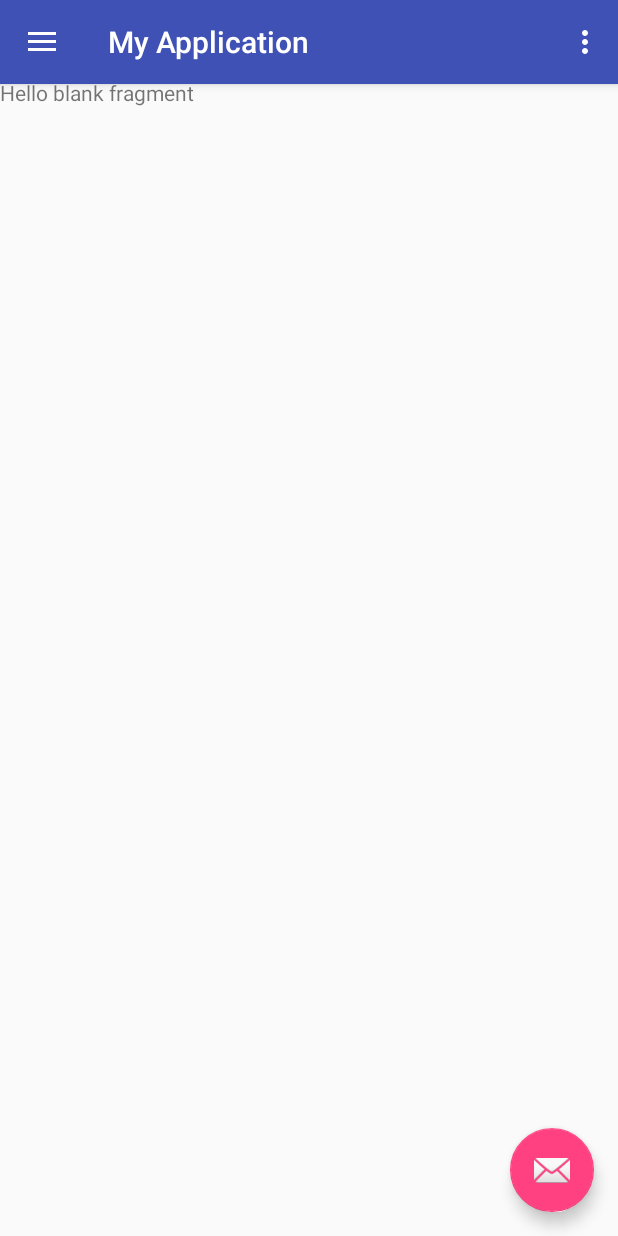
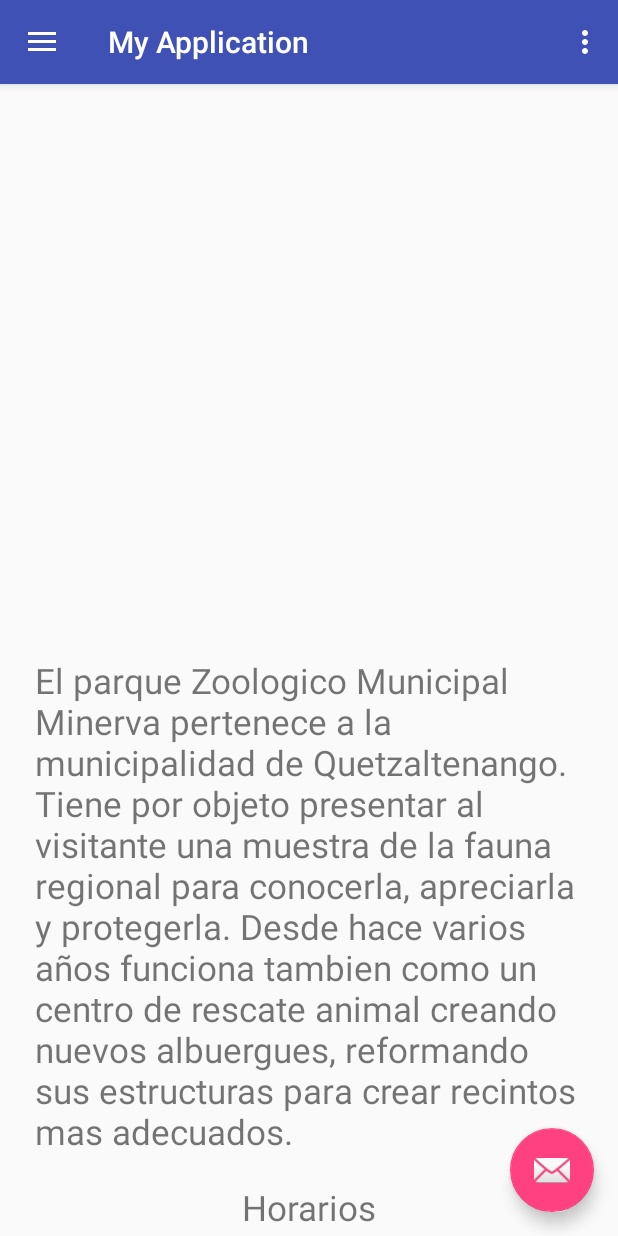
Before and after one commit to MinervaZooXela/MinervaZooXela, an Android app: the screen it shows after launch (MainActivity), on a phone screen of 412 x 824 dp. Run offline under Robolectric (Android 15) with nearby library versions, the phone set to English and light mode, and no system bars; our stand-ins replace sdp/ssp sizes.

Commit message:
Commit Eduardo

```diff
--- a/app/build.gradle
+++ b/app/build.gradle
@@ -24,6 +24,7 @@ dependencies {
     testCompile 'junit:junit:4.12'
     compile 'com.android.support:appcompat-v7:23.3.0'
     compile 'com.android.support:design:23.3.0'
+    compile 'com.intuit.sdp:sdp-android:1.0.2'
     compile 'com.android.support:support-v4:23.3.0'
     compile 'com.google.android.gms:play-services:8.3.0'
 
--- a/app/src/main/res/layout/fragment_noticias.xml
+++ b/app/src/main/res/layout/fragment_noticias.xml
@@ -5,10 +5,79 @@
     android:layout_marginTop="52dp"
     tools:context="gt.edu.intecap.minervazoo.myapplication.vista.Noticias">
 
-    <!-- TODO: Update blank fragment layout -->
-    <TextView
+    <LinearLayout
         android:layout_width="match_parent"
         android:layout_height="match_parent"
-        android:text="@string/hello_blank_fragment" />
+        android:orientation="vertical"
+        android:weightSum="2">
 
+        <LinearLayout
+            android:layout_width="match_parent"
+            android:layout_height="match_parent"
+            android:layout_weight="1">
+
+            <ViewFlipper
+                android:layout_width="match_parent"
+                android:layout_height="match_parent"
+                android:id="@+id/flipper">
+
+                <ImageView
+                    android:layout_width="match_parent"
+                    android:layout_height="match_parent" />
+                <ImageView
+                    android:layout_width="match_parent"
+                    android:layout_height="match_parent" />
+                <ImageView
+                    android:layout_width="match_parent"
+                    android:layout_height="match_parent" />
+            </ViewFlipper>
+
+        </LinearLayout>
+
+        <ScrollView
+            android:layout_width="match_parent"
+            android:layout_height="match_parent"
+            android:layout_weight="1">
+
+            <LinearLayout
+                android:layout_width="match_parent"
+                android:orientation="vertical"
+                android:layout_height="match_parent">
+
+                <TextView
+                    android:layout_width="match_parent"
+                    android:layout_height="match_parent"
+                    android:textSize="@dimen/_18sdp"
+                    android:paddingLeft="@dimen/_18sdp"
+                    android:paddingRight="@dimen/_18sdp"
+                    android:text="@string/noticias_zoologico"/>
+                <TextView
+                    android:layout_width="match_parent"
+                    android:layout_height="match_parent"
+                    android:text=""/>
+                <TextView
+                    android:layout_width="match_parent"
+                    android:layout_height="match_parent"
+                    android:textSize="@dimen/_18sdp"
+                    android:textAlignment="center"
+                    android:text="@string/horarios"/>
+                <TextView
+                    android:layout_width="match_parent"
+                    android:textAlignment="center"
+                    android:textSize="@dimen/_18sdp"
+                    android:layout_height="match_parent"
+                    android:text="@string/martes_domingo"/>
+                <TextView
+                    android:layout_width="match_parent"
+                    android:layout_height="match_parent"
+                    android:textAlignment="center"
+                    android:textSize="@dimen/_18sdp"
+                    android:text="@string/nuevo_a_cuatro"/>
+                <Button
+                    android:layout_width="wrap_content"
+                    android:layout_height="match_parent" />
+            </LinearLayout>
+
+        </ScrollView>
+    </LinearLayout>
 </FrameLayout>
--- a/app/src/main/res/values/strings.xml
+++ b/app/src/main/res/values/strings.xml
@@ -18,4 +18,8 @@
     <string name="contactenos">Contactenos</string>
     <string name="ubicacion">Ubicacion</string>
     <string name="acerca_de">Acerca de</string>
+    <string name="noticias_zoologico">El parque Zoologico Municipal Minerva pertenece a la municipalidad de Quetzaltenango. Tiene por objeto presentar al visitante una muestra de la fauna regional para conocerla, apreciarla y protegerla. Desde hace varios años funciona tambien como un centro de rescate animal creando nuevos albuergues, reformando sus estructuras para crear recintos mas adecuados.</string>
+    <string name="horarios">Horarios</string>
+    <string name="martes_domingo">Martes a domingo</string>
+    <string name="nuevo_a_cuatro">9:00 a.m. a 4:00 p.m.</string>
 </resources>
```
Also changed, not shown: 1 other file.
